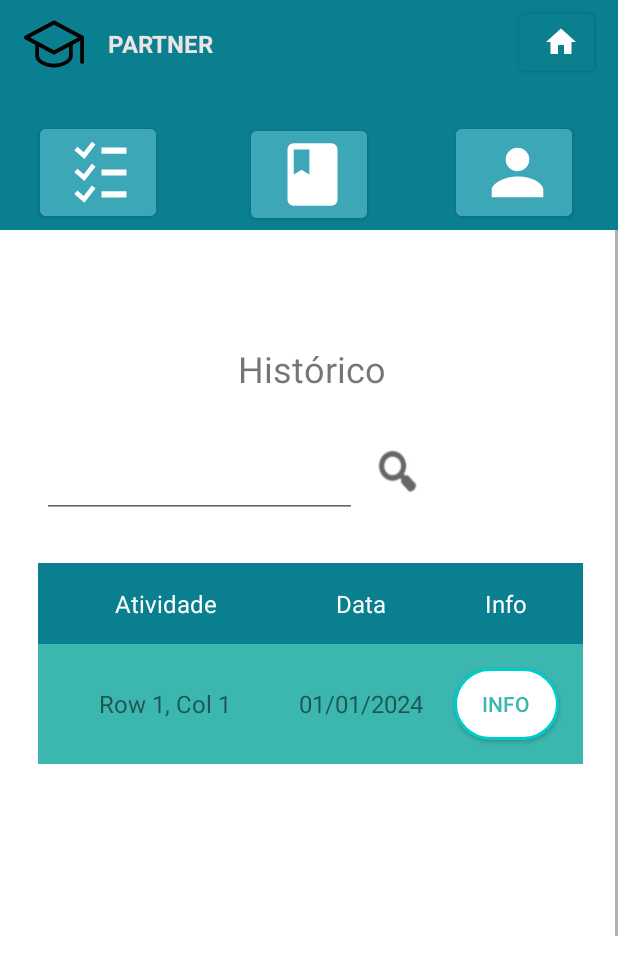
After one commit to MMoreira1305/AndroidProject, an Android app: the fragment HistoryFragment placed in its activity, on a phone screen of 412 x 824 dp. The commit adds this screen. Shown: the top 975 px of the screen. Run offline under Robolectric (Android 15) with nearby library versions, the phone set to English and light mode, and no system bars; our stand-ins replace Firebase (no records; nobody signed in at launch, a user with empty details on screens opened directly).

Commit message:
FEATURE - Criado tela de Histórico e Popup. Chamando o Fragmento a partir da tela inicial e adicionando util para ajudar a equipe

```diff
--- a/app/src/main/AndroidManifest.xml
+++ b/app/src/main/AndroidManifest.xml
@@ -13,7 +13,7 @@
         tools:targetApi="31">
 
         <activity
-            android:name="com.example.partner.view.homepage"
+            android:name="com.example.partner.view.Homepage"
             android:exported="false" />
 
         <activity
@@ -25,7 +25,7 @@
             android:exported="false" />
 
         <activity
-            android:name="com.example.partner.view.home"
+            android:name="com.example.partner.view.Home"
             android:exported="true">
             <intent-filter>
                 <action android:name="android.intent.action.MAIN" />
--- a/app/src/main/java/com/example/partner/LoginActivity.kt
+++ b/app/src/main/java/com/example/partner/LoginActivity.kt
@@ -12,7 +12,7 @@ import com.example.hello_world.databinding.ActivityLoginBinding
 import com.example.partner.model.EMAIL_REGEX
 import com.example.partner.model.isFieldValid
 import com.example.partner.view.Cadastro
-import com.example.partner.view.homepage
+import com.example.partner.view.Homepage
 import com.google.firebase.auth.FirebaseAuth
 
 
@@ -64,7 +64,7 @@ class LoginActivity : AppCompatActivity() {
             result = false
         }
         if (result) {
-            val intent = Intent(this@LoginActivity, homepage::class.java)
+            val intent = Intent(this@LoginActivity, Homepage::class.java)
             auth.signInWithEmailAndPassword(email, password).addOnCompleteListener(this) { task ->
                 if (task.isSuccessful) {
                     startActivity(intent)
--- /dev/null
+++ b/app/src/main/java/com/example/partner/model/History.kt
@@ -0,0 +1,6 @@
+package com.example.partner.model
+data class History(
+    var nameActivity: String = "",
+    var dateActivity: String = "",
+    var infoActivity: Info = Info()
+)
--- /dev/null
+++ b/app/src/main/java/com/example/partner/model/Info.kt
@@ -0,0 +1,11 @@
+package com.example.partner.model
+
+data class Info(
+    var nameActivity: String = "",
+    var dateActivity: String = "",
+    var descriptionInfo: String = "",
+    var resultActivity: Double? // Adicione todos os atributos que a classe possui com valores padrão
+) {
+    // Construtor padrão
+    constructor() : this("", "", "", null)
+}
--- /dev/null
+++ b/app/src/main/java/com/example/partner/util/Converters.kt
@@ -0,0 +1,9 @@
+package com.example.partner.util
+
+import android.content.res.Resources
+
+class Converters {
+    fun dpToPx(dp: Int): Int {
+        return (dp * Resources.getSystem().displayMetrics.density).toInt()
+    }
+}
--- /dev/null
+++ b/app/src/main/java/com/example/partner/view/HistoryFragment.kt
@@ -0,0 +1,175 @@
+package com.example.partner.view
+
+import android.annotation.SuppressLint
+import android.app.AlertDialog
+import android.content.Context
+import android.graphics.Color
+import android.graphics.drawable.Drawable
+import android.os.Bundle
+import android.util.Log
+import android.view.Gravity
+import android.view.LayoutInflater
+import android.view.View
+import android.view.ViewGroup
+import android.widget.FrameLayout
+import android.widget.LinearLayout
+import android.widget.TableLayout
+import android.widget.TableRow
+import android.widget.TextView
+import androidx.appcompat.widget.AppCompatButton
+import androidx.core.content.ContextCompat
+import androidx.core.view.marginEnd
+import androidx.core.view.marginLeft
+import androidx.core.view.marginRight
+import androidx.core.view.marginStart
+import androidx.core.view.marginTop
+import androidx.fragment.app.Fragment
+import androidx.fragment.app.FragmentContainerView
+import com.example.hello_world.R
+import com.example.hello_world.databinding.FragmentHistoricoBinding
+import com.example.partner.model.History
+import com.example.partner.model.Info
+import com.example.partner.util.Converters
+import com.google.android.material.appbar.MaterialToolbar
+import com.google.api.Distribution.BucketOptions.Linear
+import com.google.firebase.database.*
+import java.text.SimpleDateFormat
+import java.util.Locale
+
+class HistoryFragment : Fragment() {
+
+    private lateinit var database: DatabaseReference
+    private lateinit var tableLayout: TableLayout
+    private lateinit var binding: FragmentHistoricoBinding
+    private lateinit var historyModel: History
+    private val TAG = "HistoryFragment"
+    private var converters = Converters()
+
+    @SuppressLint("MissingInflatedId")
+    override fun onCreateView(
+        inflater: LayoutInflater, container: ViewGroup?,
+        savedInstanceState: Bundle?
+    ): View? {
+        binding = FragmentHistoricoBinding.inflate(inflater, container, false)
+        tableLayout = binding.tableLayout
+
+        // Inicializando o Firebase Database
+        database = FirebaseDatabase.getInstance().reference
+
+        // Inicializando o historyModel
+        historyModel = History()
+
+        // Lendo os dados do Firebase
+        readDataFromFirebase()
+
+
+        return binding.root
+    }
+
+    private fun readDataFromFirebase() {
+        Log.i(TAG, "readDataFromFirebase: Started")
+        database.child("log_activities").addValueEventListener(object : ValueEventListener {
+            override fun onDataChange(snapshot: DataSnapshot) {
+                for (dataSnapshot in snapshot.children) {
+                    val nameActivity = dataSnapshot.child("activityName").getValue(String::class.java)
+                    val dateActivity = dataSnapshot.child("date").getValue(String::class.java)
+                    val infoActivity = dataSnapshot.child("info").getValue(Info::class.java)
+
+                    if (nameActivity != null && dateActivity != null && infoActivity != null) {
+                        historyModel.nameActivity = nameActivity
+                        historyModel.dateActivity = dateActivity
+                        historyModel.infoActivity = infoActivity
+
+                        addRowToTable(historyModel.nameActivity, historyModel.dateActivity, historyModel.infoActivity)
+                    } else {
+                        Log.e(TAG, "Invalid data at ${dataSnapshot.key}")
+                    }
+                }
+            }
+
+            override fun onCancelled(error: DatabaseError) {
+                Log.e(TAG, "Failed to read data", error.toException())
+            }
+        })
+    }
+
+    @SuppressLint("WeekBasedYear")
+    private fun addRowToTable(activityName: String, date: String, info: Info) {
+        val dateFormat = SimpleDateFormat("DD/MM/YYYY", Locale.getDefault())
+        // Transformando String em Date
+        val dateActivityCompleted: java.util.Date? = dateFormat.parse(date)
+        var nd : String = "";
+
+        val tableRow = TableRow(requireContext()).apply {
+            layoutParams = TableRow.LayoutParams(
+                TableRow.LayoutParams.MATCH_PARENT,
+                TableRow.LayoutParams.WRAP_CONTENT
+            )
+            if(dateActivityCompleted != null){
+                setBackgroundColor(Color.parseColor("#3CB7AF"))
+            }else{
+                nd = "N/F"
+                setBackgroundColor(Color.parseColor("#FFFFFF"))
+            }
+            setHorizontalGravity(Gravity.CENTER)
+            setVerticalGravity(Gravity.CENTER)
+            minimumHeight = 54
+        }
+
+        val textViewActivityName = TextView(requireContext()).apply {
+            textAlignment = View.TEXT_ALIGNMENT_CENTER
+            text = activityName
+            minHeight = 54
+            textSize = 16f
+            setPadding(16, 16, 16, 16)
+        }
+
+        val textViewDate = TextView(requireContext()).apply {
+            textAlignment = View.TEXT_ALIGNMENT_CENTER
+            minHeight = 54
+            text = if(nd == "N/F"){
+                "N/F"
+            }else{
+                date
+            }
+            textSize = 16f
+            setPadding(16, 16, 16, 16)
+        }
+
+        val textViewInfo = AppCompatButton(requireContext()).apply {
+            textAlignment = View.TEXT_ALIGNMENT_CENTER
+            text = "INFO"
+            textSize = 14f
+            width = converters.dpToPx(0)
+            height = converters.dpToPx(0)
+            gravity = Gravity.CENTER
+            setTextColor(Color.parseColor("#3CB7AF"))
+            setBackgroundDrawable(ContextCompat.getDrawable(requireContext(), R.drawable.rounded_button))
+            setOnClickListener {
+                // Inflate the custom layout/view
+                val inflater = LayoutInflater.from(requireContext())
+                val view = inflater.inflate(R.layout.custom_dialog, null)
+                // Set the activity data to the dialog's views
+                view.findViewById<TextView>(R.id.title).text = info.nameActivity
+                view.findViewById<TextView>(R.id.date).text = info.dateActivity
+                view.findViewById<TextView>(R.id.grade).text = info.resultActivity.toString()
+                view.findViewById<TextView>(R.id.description).text = info.descriptionInfo
+
+                // Create the AlertDialog
+                val dialog = AlertDialog.Builder(requireContext())
+                    .setView(view)
+                    .setPositiveButton("VOLTAR") { dialog, _ -> dialog.dismiss() }
+                    .create()
+
+                // Show the AlertDialog
+                dialog.show()
+            }
+        }
+
+        tableRow.addView(textViewActivityName)
+        tableRow.addView(textViewDate)
+        tableRow.addView(textViewInfo)
+
+        tableLayout.addView(tableRow)
+    }
+}
--- a/app/src/main/java/com/example/partner/view/home.kt
+++ b/app/src/main/java/com/example/partner/view/Home.kt
@@ -9,9 +9,8 @@ import androidx.core.view.ViewCompat
 import androidx.core.view.WindowInsetsCompat
 import com.example.hello_world.R
 import com.example.partner.LoginActivity
-import com.example.partner.MainActivity
 
-class home : AppCompatActivity() {
+class Home : AppCompatActivity() {
     override fun onCreate(savedInstanceState: Bundle?) {
         super.onCreate(savedInstanceState)
         supportActionBar?.hide() // Adicionado para remover a barra de título
--- /dev/null
+++ b/app/src/main/java/com/example/partner/view/Homepage.kt
@@ -0,0 +1,42 @@
+package com.example.partner.view
+
+import android.annotation.SuppressLint
+import android.os.Bundle
+import android.view.LayoutInflater
+import android.widget.Button
+import androidx.activity.enableEdgeToEdge
+import androidx.appcompat.app.AppCompatActivity
+import androidx.constraintlayout.widget.ConstraintLayout
+import androidx.core.view.ViewCompat
+import androidx.core.view.WindowInsetsCompat
+import com.example.hello_world.R
+
+class Homepage : AppCompatActivity() {
+    @SuppressLint("WrongViewCast")
+    override fun onCreate(savedInstanceState: Bundle?) {
+        super.onCreate(savedInstanceState)
+        supportActionBar?.hide() // Adicionado para remover a barra de título
+        enableEdgeToEdge()
+        setContentView(R.layout.activity_homepage)
+        ViewCompat.setOnApplyWindowInsetsListener(findViewById(R.id.main)) { v, insets ->
+            val systemBars = insets.getInsets(WindowInsetsCompat.Type.systemBars())
+            v.setPadding(systemBars.left, systemBars.top, systemBars.right, systemBars.bottom)
+            insets
+        }
+
+        // Referência ao botão e ao layout container
+        val buttonAtividades: Button = findViewById(R.id.buttonatividades)
+
+        // Configura o listener para o botão
+        buttonAtividades.setOnClickListener {
+            // Criar uma instância do HistoryFragment
+            val historyFragment = HistoryFragment()
+
+            // Substituir o contêiner de fragmentos pelo HistoryFragment
+            supportFragmentManager.beginTransaction()
+                .replace(R.id.fragment_container, historyFragment)
+                .addToBackStack(null)  // Adiciona a transação à pilha de volta para permitir navegação
+                .commit()
+        }
+    }
+}
--- /dev/null
+++ b/app/src/main/res/drawable/rounded_button.xml
@@ -0,0 +1,8 @@
+<?xml version="1.0" encoding="utf-8"?>
+<shape xmlns:android="http://schemas.android.com/apk/res/android">
+    <solid android:color="#FFFFFF" />
+    <corners android:radius="100dp" />
+    <stroke
+        android:width="2dp"
+        android:color="#00CCCC" />
+</shape>
--- a/app/src/main/res/layout/activity_home.xml
+++ b/app/src/main/res/layout/activity_home.xml
@@ -9,7 +9,7 @@
     <androidx.constraintlayout.widget.ConstraintLayout
         android:layout_width="match_parent"
         android:layout_height="wrap_content"
-        tools:context="com.example.partner.view.home">
+        tools:context="com.example.partner.view.Home">
 
         <ImageView
             android:id="@+id/imagemfundo"
--- a/app/src/main/res/layout/activity_homepage.xml
+++ b/app/src/main/res/layout/activity_homepage.xml
@@ -6,13 +6,14 @@
     android:layout_width="match_parent"
     android:layout_height="match_parent"
     android:visibility="visible"
-    tools:context="com.example.partner.view.homepage">
+    tools:context="com.example.partner.view.Homepage">
 
     <TextView
         android:id="@+id/fundo"
-        android:layout_width="450dp"
+        android:layout_width="match_parent"
         android:layout_height="153dp"
         android:background="#0A7F8F"
+        android:minWidth="410dp"
         app:layout_constraintBottom_toBottomOf="parent"
         app:layout_constraintEnd_toEndOf="parent"
         app:layout_constraintStart_toStartOf="parent"
@@ -23,19 +24,17 @@
         android:id="@+id/icon"
         android:layout_width="40dp"
         android:layout_height="40dp"
-        android:layout_marginEnd="410dp"
-        android:layout_marginBottom="113dp"
-        app:layout_constraintBottom_toBottomOf="@+id/fundo"
-        app:layout_constraintEnd_toEndOf="@+id/fundo"
+        android:layout_marginStart="16dp"
+        android:layout_marginBottom="-50dp"
+        app:layout_constraintBottom_toTopOf="@+id/fundo"
         app:layout_constraintStart_toStartOf="@id/fundo"
-        app:layout_constraintTop_toTopOf="@id/fundo"
         app:srcCompat="@drawable/icone" />
 
     <TextView
         android:id="@+id/nome"
         android:layout_width="wrap_content"
         android:layout_height="wrap_content"
-        android:layout_marginStart="8dp"
+        android:layout_marginStart="16dp"
         android:layout_marginTop="18dp"
         android:layout_marginBottom="113dp"
         android:text="PARTNER"
@@ -43,17 +42,16 @@
         android:textSize="16sp"
         android:textStyle="bold"
         app:layout_constraintBottom_toBottomOf="@+id/fundo"
-        app:layout_constraintEnd_toStartOf="@+id/buttonhome"
-        app:layout_constraintHorizontal_bias="0.018"
         app:layout_constraintStart_toEndOf="@id/icon"
-        app:layout_constraintTop_toTopOf="@+id/fundo" />
+        app:layout_constraintTop_toTopOf="@+id/fundo"
+        app:layout_constraintVertical_bias="0.0" />
 
     <Button
         android:id="@+id/buttonhome"
         android:layout_width="50dp"
         android:layout_height="50dp"
-        android:layout_marginStart="388dp"
-        android:layout_marginEnd="12dp"
+        android:layout_marginStart="350dp"
+        android:layout_marginEnd="20dp"
         android:layout_marginBottom="28dp"
         android:backgroundTint="@color/bluHome"
         android:foregroundTint="#0A7F8E"
@@ -80,36 +78,48 @@
         app:layout_constraintStart_toStartOf="@+id/fundo"
         app:layout_constraintTop_toBottomOf="@id/nome" />
 
+
     <Button
         android:id="@+id/buttonperfil"
         android:layout_width="77dp"
         android:layout_height="70dp"
-        android:layout_marginStart="56dp"
+        android:layout_marginStart="200dp"
         android:layout_marginTop="40dp"
-        android:layout_marginEnd="194dp"
+        android:layout_marginEnd="50dp"
         android:layout_marginBottom="3dp"
         android:background="@null"
         android:backgroundTint="#3CA7B6"
         app:icon="@drawable/person_svgrepo_com"
         app:layout_constraintBottom_toBottomOf="@+id/fundo"
         app:layout_constraintEnd_toEndOf="@+id/fundo"
+        app:layout_constraintHorizontal_bias="0.0"
         app:layout_constraintStart_toEndOf="@id/buttonatividades"
-        app:layout_constraintTop_toBottomOf="@id/nome" />
+        app:layout_constraintTop_toBottomOf="@id/nome"
+        app:layout_constraintVertical_bias="1.0" />
+
+    <FrameLayout
+        android:id="@+id/fragment_container"
+        android:layout_width="414dp"
+        android:layout_height="579dp"
+        app:layout_constraintBottom_toBottomOf="parent"
+        app:layout_constraintEnd_toEndOf="parent"
+        app:layout_constraintHorizontal_bias="0.0"
+        app:layout_constraintStart_toStartOf="parent"
+        app:layout_constraintTop_toBottomOf="@+id/fundo"
+        app:layout_constraintVertical_bias="0.0">
+
+    </FrameLayout>
 
     <Button
         android:id="@+id/buttonagenda"
         android:layout_width="77dp"
         android:layout_height="70dp"
-        android:layout_marginStart="56dp"
-        android:layout_marginTop="40dp"
-        android:layout_marginEnd="61dp"
-        android:layout_marginBottom="3dp"
+        android:layout_marginStart="167dp"
+        android:layout_marginTop="-72dp"
         android:background="@null"
         android:backgroundTint="#3CA7B6"
         app:icon="@drawable/baseline_book_24"
-        app:layout_constraintBottom_toBottomOf="@+id/fundo"
-        app:layout_constraintEnd_toEndOf="@+id/fundo"
-        app:layout_constraintStart_toEndOf="@id/buttonperfil"
-        app:layout_constraintTop_toBottomOf="@id/nome" />
+        app:layout_constraintStart_toStartOf="parent"
+        app:layout_constraintTop_toBottomOf="@+id/fundo" />
 
 </androidx.constraintlayout.widget.ConstraintLayout>
--- /dev/null
+++ b/app/src/main/res/layout/fragment_historico.xml
@@ -0,0 +1,174 @@
+<?xml version="1.0" encoding="utf-8"?>
+<ScrollView xmlns:android="http://schemas.android.com/apk/res/android"
+    xmlns:app="http://schemas.android.com/apk/res-auto"
+    xmlns:tools="http://schemas.android.com/tools"
+    android:layout_width="match_parent"
+    android:layout_height="match_parent"
+    android:id="@+id/activy_history">
+
+    <androidx.constraintlayout.widget.ConstraintLayout
+        android:layout_width="match_parent"
+        android:layout_height="wrap_content"
+        android:padding="16dp">
+
+        <TextView
+            android:id="@+id/history_name"
+            android:layout_width="wrap_content"
+            android:layout_height="wrap_content"
+            android:layout_marginStart="154dp"
+            android:layout_marginTop="60dp"
+            android:layout_marginEnd="154dp"
+            android:layout_marginBottom="33dp"
+            android:text="@string/activity_history"
+            android:textAlignment="center"
+            android:textSize="24sp"
+            app:layout_constraintBottom_toTopOf="@+id/frameLayout"
+            app:layout_constraintEnd_toEndOf="parent"
+            app:layout_constraintStart_toStartOf="parent"
+            app:layout_constraintTop_toTopOf="parent"
+            tools:ignore="MissingConstraints">
+
+        </TextView>
+
+
+        <ScrollView
+            android:id="@+id/scrollView2"
+            android:layout_width="363dp"
+            android:layout_height="469dp"
+            android:layout_marginStart="6dp"
+            android:layout_marginTop="30dp"
+            android:layout_marginEnd="6dp"
+            android:layout_marginBottom="5dp"
+            app:layout_constraintBottom_toBottomOf="parent"
+            app:layout_constraintEnd_toEndOf="parent"
+            app:layout_constraintStart_toStartOf="parent"
+            app:layout_constraintTop_toBottomOf="@+id/frameLayout"
+            tools:ignore="MissingConstraints">
+
+            <TableLayout
+                android:id="@+id/table_layout"
+                android:layout_width="wrap_content"
+                android:layout_height="wrap_content"
+                android:stretchColumns="1"
+                tools:ignore="MissingConstraints"
+                tools:layout_editor_absoluteX="6dp"
+                tools:layout_editor_absoluteY="119dp">
+
+                <!-- Row 1 -->
+                <TableRow
+                    android:background="#0A7F8F"
+                    android:gravity="center_horizontal|center_vertical"
+                    android:minHeight="54dp"
+                    android:textAlignment="center">
+
+                    <TextView
+                        android:layout_width="170dp"
+                        android:layout_height="wrap_content"
+                        android:layout_margin="0dp"
+                        android:text="@string/activity_name"
+                        android:textAlignment="center"
+                        android:textColor="@color/white"
+                        android:textSize="16sp" />
+
+                    <TextView
+                        android:layout_width="wrap_content"
+                        android:layout_height="wrap_content"
+                        android:text="Data"
+                        android:textAlignment="center"
+                        android:textColor="@color/white"
+                        android:textSize="16sp" />
+
+                    <TextView
+                        android:layout_width="wrap_content"
+                        android:layout_height="wrap_content"
+                        android:text="@string/activity_info"
+                        android:textAlignment="center"
+                        android:textColor="@color/white"
+                        android:textSize="16sp" />
+                </TableRow>
+                <!-- Row 2 -->
+                <TableRow
+                    android:background="#3CB7AF"
+                    android:gravity="center_horizontal|center_vertical"
+                    android:minHeight="54dp">
+
+                    <TextView
+                        android:layout_width="wrap_content"
+                        android:layout_height="wrap_content"
+                        android:background="#3CB7AF"
+                        android:text="Row 1, Col 1"
+                        android:textAlignment="center"
+                        android:textSize="16sp" />
+
+                    <TextView
+                        android:layout_width="wrap_content"
+                        android:layout_height="wrap_content"
+                        android:background="#3CB7AF"
+                        android:text="@string/activity_date"
+                        android:textAlignment="center"
+                        android:textSize="16sp" />
+
+
+                    <androidx.appcompat.widget.AppCompatButton
+                        style="@style/CustomButtonStyle"
+                        android:layout_width="70dp"
+                        android:layout_height="48dp"
+                        android:layout_margin="16dp"
+                        android:background="@drawable/rounded_button"
+                        android:text="@string/activity_info"
+                        android:textAlignment="center"
+                        android:textColor="#3CB7AF"
+                        android:textSize="14sp" />
+
+
+                </TableRow>
+            </TableLayout>
+        </ScrollView>
+
+        <FrameLayout
+            android:id="@+id/frameLayout"
+            android:layout_width="wrap_content"
+            android:layout_height="wrap_content"
+            android:layout_marginStart="60dp"
+            android:layout_marginTop="125dp"
+            android:layout_marginEnd="164dp"
+            app:layout_constraintBottom_toTopOf="@+id/scrollView2"
+            app:layout_constraintEnd_toEndOf="parent"
+            app:layout_constraintStart_toStartOf="parent"
+            app:layout_constraintTop_toBottomOf="@+id/scrollView2"
+            tools:ignore="MissingConstraints">
+
+            <EditText
+                android:id="@+id/editTextDate"
+                android:layout_width="210dp"
+                android:layout_height="50dp"
+                android:layout_marginEnd="30dp"
+                android:inputType="textPersonName"
+                android:textAlignment="center"
+                android:textSize="14sp"
+                app:layout_constraintBottom_toBottomOf="parent"
+                app:layout_constraintEnd_toEndOf="parent"
+                app:layout_constraintStart_toStartOf="parent"
+                app:layout_constraintTop_toTopOf="parent"
+                tools:ignore="MissingConstraints" />
+
+
+            <androidx.appcompat.widget.AppCompatButton
+                android:id="@+id/button_search"
+                style="@style/CustomButtonStyle"
+                android:layout_width="34dp"
+                android:layout_height="37dp"
+                android:layout_marginStart="220dp"
+                android:layout_marginEnd="0dp"
+                android:background="@android:drawable/ic_menu_search"
+                android:backgroundTint="@color/black"
+                android:gravity="center_horizontal|center_vertical"
+                android:textSize="14sp"
+                tools:ignore="MissingConstraints">
+            </androidx.appcompat.widget.AppCompatButton>
+        </FrameLayout>
+
+
+    </androidx.constraintlayout.widget.ConstraintLayout>
+
+</ScrollView>
--- a/app/src/main/res/values/styles.xml
+++ b/app/src/main/res/values/styles.xml
@@ -25,4 +25,8 @@
         <item name="android:background">@drawable/button</item>
 
     </style>
+    <style name="CustomButtonStyle">
+        <item name="android:background">#FFFFFF</item>
+        <!-- Defina outros atributos, se necessário -->
+    </style>
 </resources>
```
Also changed, not shown: app/build.gradle (+4 -3 lines), app/src/main/java/com/example/partner/view/LoadingDialog.java (deleted, +0 -30 lines), app/src/main/java/com/example/partner/view/LoadingDialog.kt (added, +26 -0 lines), app/src/main/java/com/example/partner/view/homepage.kt (deleted, +0 -22 lines), app/src/main/res/layout/custom_dialog.xml (added, +53 -0 lines), app/src/main/res/values/strings.xml (+35 -30 lines), gradle/libs.versions.toml (+7 -1 lines).
